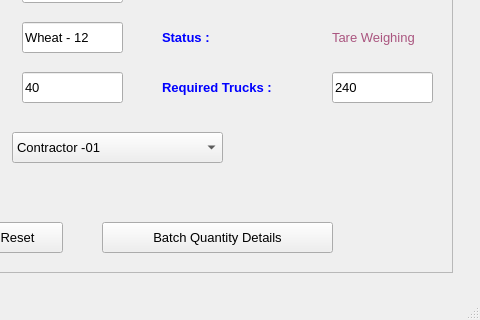
Old version of the form FCI/ui/fci_02_Batches.ui in the repository sanjaymanegit/testRepo; both pictures show x 888 to 1368 and y 448 to 768 of the 1368 by 768 pixel window.
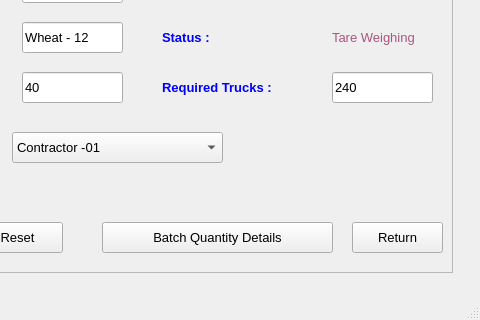
New version of the form.

```diff
--- a/FCI/ui/fci_02_Batches.ui
+++ b/FCI/ui/fci_02_Batches.ui
@@ -1356,6 +1356,24 @@
       <string>240</string>
      </property>
     </widget>
+    <widget class="QPushButton" name="pushButton_9">
+     <property name="geometry">
+      <rect>
+       <x>1210</x>
+       <y>650</y>
+       <width>91</width>
+       <height>31</height>
+      </rect>
+     </property>
+     <property name="font">
+      <font>
+       <pointsize>10</pointsize>
+      </font>
+     </property>
+     <property name="text">
+      <string>Return</string>
+     </property>
+    </widget>
    </widget>
   </widget>
   <widget class="QMenuBar" name="menubar">
```
